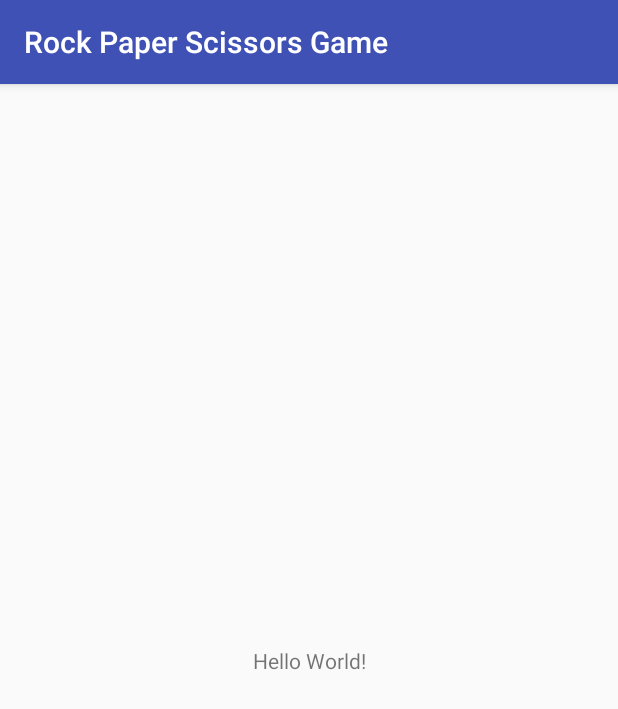
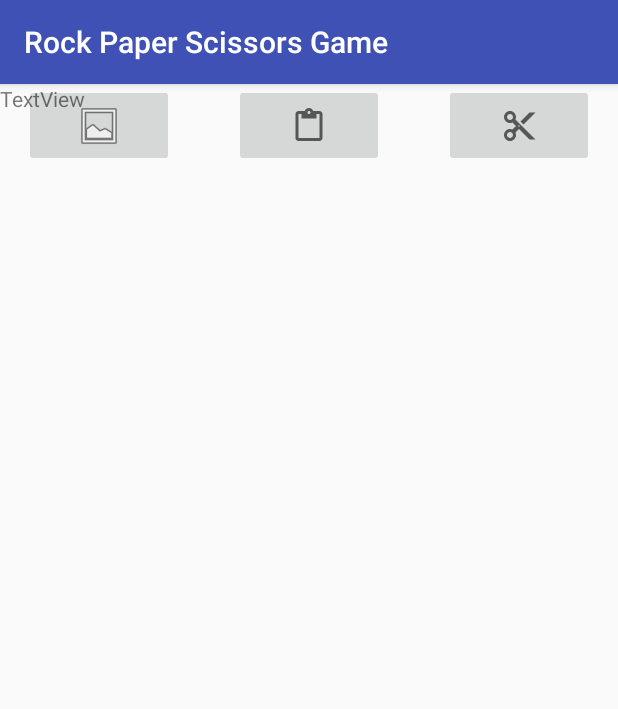
Before and after one commit to mickeyjoe75/android_projects, an Android app: the screen it shows after launch (RPSActivity), on a phone screen of 412 x 824 dp. Shown: the top 709 px of the screen. Run offline under Robolectric (Android 15) with nearby library versions, the phone set to English and light mode, and no system bars.

Commit message:
inital design done, butoons and text box added

```diff
--- a/RockPaperScissorsGame/app/src/main/res/layout/activity_rps.xml
+++ b/RockPaperScissorsGame/app/src/main/res/layout/activity_rps.xml
@@ -6,13 +6,54 @@
     android:layout_height="match_parent"
     tools:context=".RPSActivity">
 
+    <ImageButton
+        android:id="@+id/imageButton"
+        android:layout_width="100dp"
+        android:layout_height="55dp"
+        android:layout_marginEnd="24dp"
+        android:layout_marginLeft="8dp"
+        android:layout_marginRight="24dp"
+        android:layout_marginStart="8dp"
+        app:layout_constraintEnd_toEndOf="parent"
+        app:layout_constraintHorizontal_bias="0.5"
+        app:layout_constraintStart_toEndOf="@+id/imageButton2"
+        app:srcCompat="?android:attr/actionModeCutDrawable"
+        tools:layout_editor_absoluteY="41dp" />
+
+    <ImageButton
+        android:id="@+id/imageButton2"
+        android:layout_width="100dp"
+        android:layout_height="55dp"
+        android:layout_marginEnd="32dp"
+        android:layout_marginLeft="32dp"
+        android:layout_marginRight="32dp"
+        android:layout_marginStart="32dp"
+        app:layout_constraintEnd_toStartOf="@+id/imageButton"
+        app:layout_constraintStart_toEndOf="@+id/imageButton3"
+        app:srcCompat="?android:attr/actionModePasteDrawable"
+        tools:layout_editor_absoluteY="41dp" />
+
+    <ImageButton
+        android:id="@+id/imageButton3"
+        android:layout_width="100dp"
+        android:layout_height="55dp"
+        android:layout_marginEnd="8dp"
+        android:layout_marginLeft="24dp"
+        android:layout_marginRight="8dp"
+        android:layout_marginStart="24dp"
+        app:layout_constraintEnd_toStartOf="@+id/imageButton2"
+        app:layout_constraintStart_toStartOf="parent"
+        app:srcCompat="@android:drawable/ic_menu_gallery"
+        tools:layout_editor_absoluteY="41dp" />
+
     <TextView
-        android:layout_width="wrap_content"
-        android:layout_height="wrap_content"
-        android:text="Hello World!"
-        app:layout_constraintBottom_toBottomOf="parent"
-        app:layout_constraintLeft_toLeftOf="parent"
-        app:layout_constraintRight_toRightOf="parent"
-        app:layout_constraintTop_toTopOf="parent" />
+        android:id="@+id/resultTextViewID"
+        android:layout_width="294dp"
+        android:layout_height="167dp"
+        android:hint="@string/show_result"
+        android:text="TextView"
+        tools:layout_editor_absoluteX="45dp"
+        tools:layout_editor_absoluteY="188dp"
+        tools:text="@string/show_result" />
 
 </android.support.constraint.ConstraintLayout>
--- a/RockPaperScissorsGame/app/src/main/res/values/strings.xml
+++ b/RockPaperScissorsGame/app/src/main/res/values/strings.xml
@@ -1,3 +1,6 @@
 <resources>
     <string name="app_name">Rock Paper Scissors Game</string>
+    <string name="show_result">This is the Result</string>
+
+
 </resources>
```
